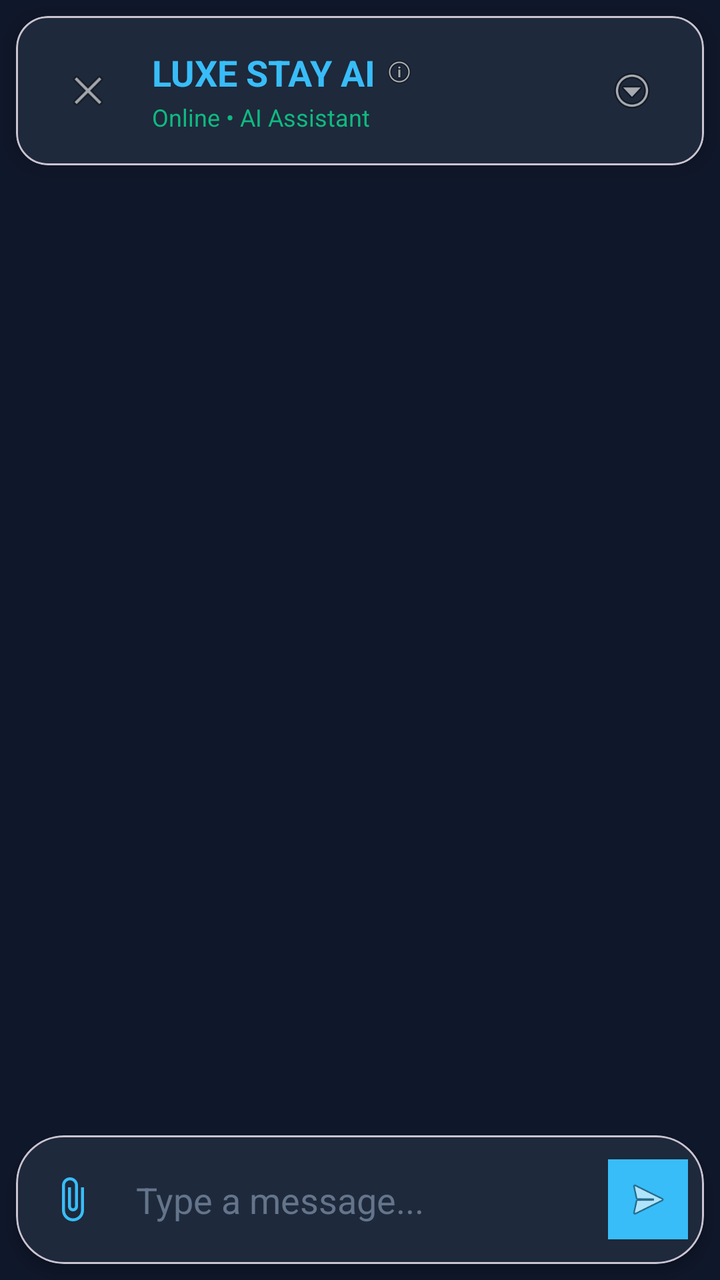
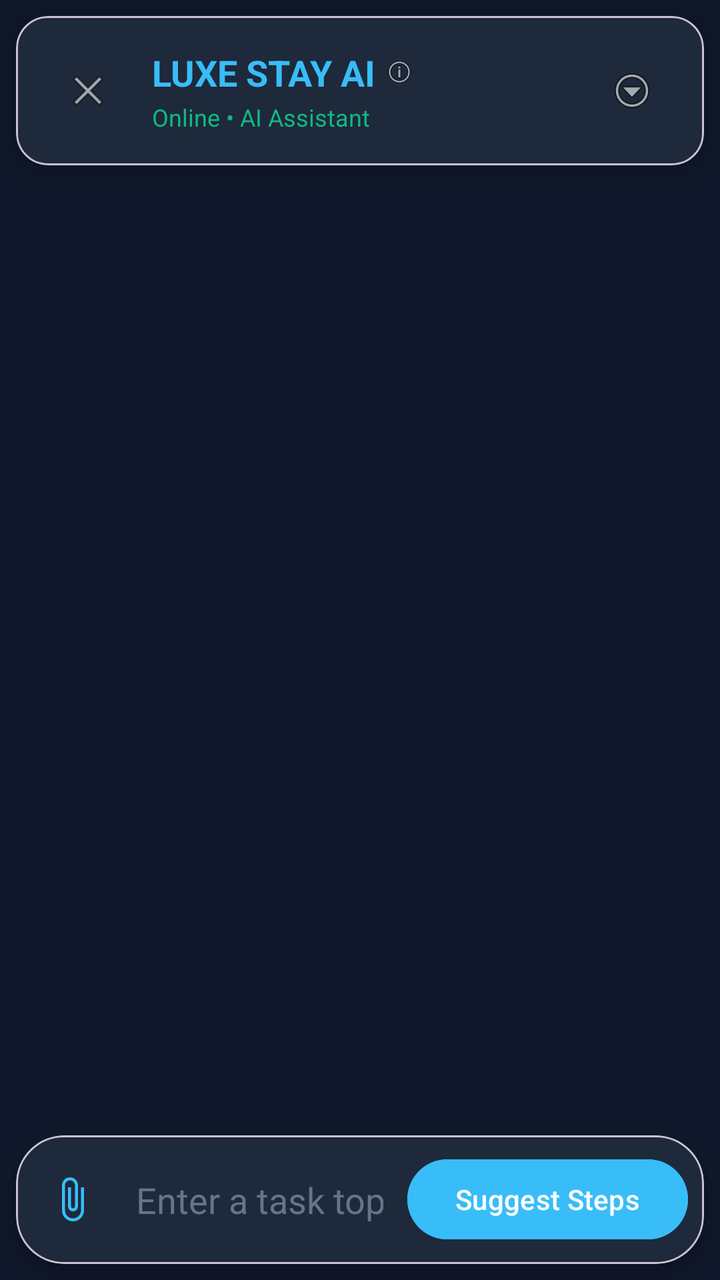

An Android layout rendered at two revisions. The XML below is the earlier revision; the diff shows what the commit changed to produce the second picture.
<!-- AndroidManifest.xml: application theme Theme.RemasFinalProject -->
<!-- res/layout/activity_ai.xml -->
<?xml version="1.0" encoding="utf-8"?>
<androidx.constraintlayout.widget.ConstraintLayout xmlns:android="http://schemas.android.com/apk/res/android"
    xmlns:app="http://schemas.android.com/apk/res-auto"
    xmlns:tools="http://schemas.android.com/tools"
    android:id="@+id/main"
    android:layout_width="match_parent"
    android:layout_height="match_parent"
    android:background="#0F172A"
    tools:context=".ai">

    
    <com.google.android.material.card.MaterialCardView
        android:id="@+id/headerCard"
        android:layout_width="match_parent"
        android:layout_height="wrap_content"
        android:layout_margin="8dp"
        app:cardCornerRadius="16dp"
        app:cardElevation="6dp"
        app:cardBackgroundColor="#1E293B"
        app:layout_constraintTop_toTopOf="parent"
        app:layout_constraintStart_toStartOf="parent"
        app:layout_constraintEnd_toEndOf="parent">

        <LinearLayout
            android:layout_width="match_parent"
            android:layout_height="wrap_content"
            android:orientation="horizontal"
            android:padding="16dp"
            android:gravity="center_vertical">

            <ImageView
                android:id="@+id/ivBack"
                android:layout_width="40dp"
                android:layout_height="40dp"
                android:src="@android:drawable/ic_menu_close_clear_cancel"
                android:background="?android:attr/selectableItemBackgroundBorderless"
                android:padding="8dp"
                android:backgroundTint="#38BDF8"/>

            <LinearLayout
                android:layout_width="0dp"
                android:layout_height="wrap_content"
                android:layout_weight="1"
                android:orientation="vertical"
                android:layout_marginStart="12dp">

                <LinearLayout
                    android:layout_width="match_parent"
                    android:layout_height="wrap_content"
                    android:orientation="horizontal"
                    android:gravity="center_vertical">

                    <TextView
                        android:layout_width="wrap_content"
                        android:layout_height="wrap_content"
                        android:text="LUXE STAY AI"
                        android:textColor="#38BDF8"
                        android:textSize="18sp"
                        android:textStyle="bold"/>

                    <ImageView
                        android:layout_width="16dp"
                        android:layout_height="16dp"
                        android:src="@android:drawable/ic_menu_info_details"
                        android:backgroundTint="#10B981"
                        android:layout_marginStart="4dp"/>

                </LinearLayout>

                <TextView
                    android:layout_width="wrap_content"
                    android:layout_height="wrap_content"
                    android:text="Online • AI Assistant"
                    android:textColor="#10B981"
                    android:textSize="12sp"
                    android:layout_marginTop="2dp"/>

            </LinearLayout>

            <ImageView
                android:id="@+id/ivMore"
                android:layout_width="40dp"
                android:layout_height="40dp"
                android:src="@android:drawable/ic_menu_more"
                android:background="?android:attr/selectableItemBackgroundBorderless"
                android:padding="8dp"
                android:backgroundTint="#38BDF8"/>

        </LinearLayout>

    </com.google.android.material.card.MaterialCardView>

    
    <androidx.recyclerview.widget.RecyclerView
        android:id="@+id/rvChatMessages"
        android:layout_width="match_parent"
        android:layout_height="0dp"
        android:layout_marginTop="8dp"
        android:layout_marginBottom="8dp"
        android:padding="8dp"
        android:clipToPadding="false"
        android:scrollbars="vertical"
        app:layout_constraintTop_toBottomOf="@id/headerCard"
        app:layout_constraintBottom_toTopOf="@id/inputContainer"
        app:layout_constraintStart_toStartOf="parent"
        app:layout_constraintEnd_toEndOf="parent"
        tools:listitem="@layout/chat_message_item"/>

    
    <TextView
        android:id="@+id/tvDateSeparator"
        android:layout_width="wrap_content"
        android:layout_height="wrap_content"
        android:text="Today"
        android:textColor="#94A3B8"
        android:textSize="12sp"
        android:background="#334155"
        android:paddingHorizontal="16dp"
        android:paddingVertical="6dp"
        android:layout_marginTop="8dp"
        android:visibility="gone"
        app:layout_constraintTop_toBottomOf="@id/headerCard"
        app:layout_constraintStart_toStartOf="parent"
        app:layout_constraintEnd_toEndOf="parent"/>

    
    <com.google.android.material.card.MaterialCardView
        android:id="@+id/inputContainer"
        android:layout_width="match_parent"
        android:layout_height="wrap_content"
        android:layout_margin="8dp"
        app:cardCornerRadius="24dp"
        app:cardElevation="4dp"
        app:cardBackgroundColor="#1E293B"
        app:layout_constraintBottom_toBottomOf="parent"
        app:layout_constraintStart_toStartOf="parent"
        app:layout_constraintEnd_toEndOf="parent">

        <LinearLayout
            android:layout_width="match_parent"
            android:layout_height="wrap_content"
            android:orientation="horizontal"
            android:padding="8dp"
            android:gravity="center_vertical">

            
            <ImageView
                android:id="@+id/ivAttachment"
                android:layout_width="40dp"
                android:layout_height="40dp"
                android:src="@drawable/ic_menu_attach"
                android:background="?android:attr/selectableItemBackgroundBorderless"
                android:padding="8dp"
                android:backgroundTint="#38BDF8"
                android:layout_marginEnd="4dp"/>

            
            <EditText
                android:id="@+id/etMessage"
                android:layout_width="0dp"
                android:layout_height="wrap_content"
                android:layout_weight="1"
                android:hint="Type a message..."
                android:textColor="#FFFFFF"
                android:textColorHint="#64748B"
                android:background="@null"
                android:minHeight="48dp"
                android:maxHeight="120dp"
                android:paddingVertical="12dp"
                android:paddingHorizontal="8dp"
                android:inputType="textMultiLine"
                android:gravity="top|start"
                android:autofillHints="none"/>

            
            <ImageView
                android:id="@+id/ivSend"
                android:layout_width="40dp"
                android:layout_height="40dp"
                android:src="@android:drawable/ic_menu_send"
                android:background="#38BDF8"
                android:padding="8dp"
                android:backgroundTint="#38BDF8"
                android:layout_marginStart="4dp"/>

        </LinearLayout>

    </com.google.android.material.card.MaterialCardView>

    
    <ProgressBar
        android:id="@+id/pbLoading"
        android:layout_width="wrap_content"
        android:layout_height="wrap_content"
        android:layout_gravity="center"
        android:visibility="gone"
        app:layout_constraintTop_toTopOf="parent"
        app:layout_constraintBottom_toBottomOf="parent"
        app:layout_constraintStart_toStartOf="parent"
        app:layout_constraintEnd_toEndOf="parent"
        tools:visibility="visible"/>

</androidx.constraintlayout.widget.ConstraintLayout>
<!-- res/layout/chat_message_item.xml (included above) -->
<?xml version="1.0" encoding="utf-8"?>
<LinearLayout xmlns:android="http://schemas.android.com/apk/res/android"
    xmlns:app="http://schemas.android.com/apk/res-auto"
    xmlns:tools="http://schemas.android.com/tools"
    android:layout_width="match_parent"
    android:layout_height="wrap_content"
    android:orientation="vertical"
    android:paddingVertical="4dp">

    
    <TextView
        android:id="@+id/tvDateSeparator"
        android:layout_width="wrap_content"
        android:layout_height="wrap_content"
        android:text="Today"
        android:textColor="#94A3B8"
        android:textSize="12sp"
        android:background="#334155"
        android:paddingHorizontal="16dp"
        android:paddingVertical="6dp"
        android:layout_gravity="center"
        android:layout_marginVertical="8dp"
        android:visibility="gone"/>

    
    <LinearLayout
        android:id="@+id/messageContainer"
        android:layout_width="match_parent"
        android:layout_height="wrap_content"
        android:orientation="horizontal"
        android:gravity="start"
        android:paddingHorizontal="8dp">

        
        <ImageView
            android:id="@+id/ivProfilePic"
            android:layout_width="40dp"
            android:layout_height="40dp"
            android:src="@android:drawable/ic_dialog_email"
            android:background="#38BDF8"
            android:padding="8dp"
            android:visibility="gone"
            android:layout_marginEnd="8dp"/>

        
        <LinearLayout
            android:id="@+id/messageBubble"
            android:layout_width="wrap_content"
            android:layout_height="wrap_content"
            android:orientation="vertical"
            android:background="@drawable/message_bubble_received"
            android:padding="12dp"
            android:maxWidth="280dp">

            
            <TextView
                android:id="@+id/tvSenderName"
                android:layout_width="wrap_content"
                android:layout_height="wrap_content"
                android:text="LUXE STAY AI"
                android:textColor="#38BDF8"
                android:textSize="12sp"
                android:textStyle="bold"
                android:layout_marginBottom="4dp"
                android:visibility="gone"/>

            
            <TextView
                android:id="@+id/tvMessageText"
                android:layout_width="wrap_content"
                android:layout_height="wrap_content"
                android:text="Hello! How can I help you today?"
                android:textColor="#FFFFFF"
                android:textSize="15sp"
                android:layout_marginBottom="4dp"/>

            
            <LinearLayout
                android:id="@+id/fileAttachmentContainer"
                android:layout_width="wrap_content"
                android:layout_height="wrap_content"
                android:orientation="horizontal"
                android:gravity="center_vertical"
                android:background="#0F172A"
                android:padding="8dp"
                android:layout_marginBottom="4dp"
                android:visibility="gone">

                <ImageView
                    android:id="@+id/ivFileIcon"
                    android:layout_width="32dp"
                    android:layout_height="32dp"
                    android:src="@android:drawable/ic_menu_upload"
                    android:backgroundTint="#38BDF8"
                    android:layout_marginEnd="8dp"/>

                <LinearLayout
                    android:layout_width="0dp"
                    android:layout_height="wrap_content"
                    android:layout_weight="1"
                    android:orientation="vertical">

                    <TextView
                        android:id="@+id/tvFileName"
                        android:layout_width="wrap_content"
                        android:layout_height="wrap_content"
                        android:text="document.pdf"
                        android:textColor="#FFFFFF"
                        android:textSize="13sp"
                        android:textStyle="bold"
                        android:maxLines="1"
                        android:ellipsize="end"/>

                    <TextView
                        android:id="@+id/tvFileSize"
                        android:layout_width="wrap_content"
                        android:layout_height="wrap_content"
                        android:text="2.5 MB"
                        android:textColor="#94A3B8"
                        android:textSize="11sp"/>

                </LinearLayout>

                <ImageView
                    android:id="@+id/ivDownloadFile"
                    android:layout_width="24dp"
                    android:layout_height="24dp"
                    android:src="@drawable/ic_menu_download"
                    android:backgroundTint="#38BDF8"
                    android:layout_marginStart="8dp"/>

            </LinearLayout>

            
            <ImageView
                android:id="@+id/ivImageAttachment"
                android:layout_width="200dp"
                android:layout_height="150dp"
                android:scaleType="centerCrop"
                android:background="#0F172A"
                android:layout_marginBottom="4dp"
                android:visibility="gone"/>

            
            <LinearLayout
                android:layout_width="wrap_content"
                android:layout_height="wrap_content"
                android:orientation="horizontal"
                android:gravity="center_vertical"
                android:layout_marginTop="4dp">

                <TextView
                    android:id="@+id/tvMessageTime"
                    android:layout_width="wrap_content"
                    android:layout_height="wrap_content"
                    android:text="10:30 AM"
                    android:textColor="#94A3B8"
                    android:textSize="11sp"/>

                <ImageView
                    android:id="@+id/ivMessageStatus"
                    android:layout_width="14dp"
                    android:layout_height="14dp"
                    android:src="@android:drawable/ic_menu_preferences"
                    android:backgroundTint="#10B981"
                    android:layout_marginStart="4dp"
                    android:visibility="gone"/>

            </LinearLayout>

        </LinearLayout>

    </LinearLayout>

</LinearLayout>
<!-- resources referenced by this layout -->
<resources>
  <!-- drawable ic_menu_attach (drawable) -->
  <?xml version="1.0" encoding="utf-8"?>
  <vector xmlns:android="http://schemas.android.com/apk/res/android"
      android:width="24dp"
      android:height="24dp"
      android:viewportWidth="24"
      android:viewportHeight="24">
      <path
          android:fillColor="#38BDF8"
          android:pathData="M16.5,6v11.5c0,2.21 -1.79,4 -4,4s-4,-1.79 -4,-4V5c0,-1.38 1.12,-2.5 2.5,-2.5s2.5,1.12 2.5,2.5v10.5c0,0.55 -0.45,1 -1,1s-1,-0.45 -1,-1V6H10v9.5c0,1.38 1.12,2.5 2.5,2.5s2.5,-1.12 2.5,-2.5V5c0,-2.21 -1.79,-4 -4,-4S7,2.79 7,5v12.5c0,3.04 2.46,5.5 5.5,5.5s5.5,-2.46 5.5,-5.5V6h-1.5z"/>
  </vector>
  <!-- drawable ic_menu_download (drawable) -->
  <?xml version="1.0" encoding="utf-8"?>
  <vector xmlns:android="http://schemas.android.com/apk/res/android"
      android:width="24dp"
      android:height="24dp"
      android:viewportWidth="24"
      android:viewportHeight="24">
      <path
          android:fillColor="#38BDF8"
          android:pathData="M19,9h-4V3H9v6H5l7,7 7,-7zM5,18v2h14v-2H5z"/>
  </vector>
  <!-- drawable message_bubble_received (drawable) -->
  <?xml version="1.0" encoding="utf-8"?>
  <shape xmlns:android="http://schemas.android.com/apk/res/android"
      android:shape="rectangle">
      
      <solid android:color="#1E293B" />
      
      <corners
          android:topLeftRadius="4dp"
          android:topRightRadius="20dp"
          android:bottomLeftRadius="20dp"
          android:bottomRightRadius="20dp" />
          
      <stroke
          android:width="1dp"
          android:color="#334155" />
          
  </shape>
  <style name="Theme.RemasFinalProject" parent="Base.Theme.RemasFinalProject" />
  <style name="Base.Theme.RemasFinalProject" parent="Theme.Material3.DayNight.NoActionBar">
          
          
      </style>
</resources>

<!-- the commit's change to res/layout/activity_ai.xml (unified diff, before → after) -->
@@ -170,6 +170,23 @@
                 android:paddingHorizontal="8dp"
                 android:inputType="textMultiLine"
                 android:gravity="top|start"
+                android:autofillHints="none"
+                android:visibility="gone"/>
+
+            
+            <EditText
+                android:id="@+id/etTaskTopic"
+                android:layout_width="0dp"
+                android:layout_height="wrap_content"
+                android:layout_weight="1"
+                android:hint="Enter a task topic..."
+                android:textColor="#FFFFFF"
+                android:textColorHint="#64748B"
+                android:background="@null"
+                android:minHeight="48dp"
+                android:paddingVertical="12dp"
+                android:paddingHorizontal="8dp"
+                android:inputType="text"
                 android:autofillHints="none"/>
 
             
@@ -181,6 +198,17 @@
                 android:background="#38BDF8"
                 android:padding="8dp"
                 android:backgroundTint="#38BDF8"
+                android:layout_marginStart="4dp"
+                android:visibility="gone"/>
+
+            
+            <Button
+                android:id="@+id/btnSuggestSteps"
+                android:layout_width="wrap_content"
+                android:layout_height="wrap_content"
+                android:text="Suggest Steps"
+                android:textColor="#FFFFFF"
+                android:backgroundTint="#38BDF8"
                 android:layout_marginStart="4dp"/>
 
         </LinearLayout>
@@ -199,6 +227,22 @@
         app:layout_constraintStart_toStartOf="parent"
         app:layout_constraintEnd_toEndOf="parent"
         tools:visibility="visible"/>
+
+    
+    <TextView
+        android:id="@+id/tvAiResponse"
+        android:layout_width="0dp"
+        android:layout_height="wrap_content"
+        android:layout_margin="16dp"
+        android:textColor="#FFFFFF"
+        android:textSize="14sp"
+        android:background="#1E293B"
+        android:padding="16dp"
+        android:visibility="gone"
+        app:layout_constraintTop_toBottomOf="@id/headerCard"
+        app:layout_constraintBottom_toTopOf="@id/inputContainer"
+        app:layout_constraintStart_toStartOf="parent"
+        app:layout_constraintEnd_toEndOf="parent"/>
 
 </androidx.constraintlayout.widget.ConstraintLayout>
 <!-- res/layout/chat_message_item.xml (included above) -->
